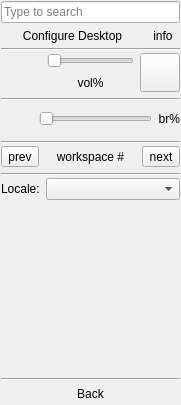
Old version of the form src-qt5/core/lumina-desktop/panel-plugins/systemstart/StartMenu.ui in the repository lumina-desktop/lumina.
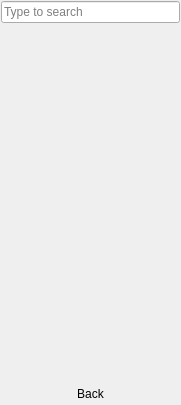
New version of the form.

Commit message: Add the ability to search for apps/utilities directly within the start menu.

Patch:
```diff
--- a/src-qt5/core/lumina-desktop/panel-plugins/systemstart/StartMenu.ui
+++ b/src-qt5/core/lumina-desktop/panel-plugins/systemstart/StartMenu.ui
@@ -42,7 +42,7 @@
    <item>
     <widget class="QStackedWidget" name="stackedWidget">
      <property name="currentIndex">
-      <number>2</number>
+      <number>4</number>
      </property>
      <widget class="QWidget" name="page_main">
       <layout class="QVBoxLayout" name="verticalLayout_2">
@@ -1087,6 +1087,27 @@
        </item>
       </layout>
      </widget>
+     <widget class="QWidget" name="page_search">
+      <layout class="QVBoxLayout" name="verticalLayout_12">
+       <item>
+        <widget class="QScrollArea" name="scroll_search">
+         <property name="widgetResizable">
+          <bool>true</bool>
+         </property>
+         <widget class="QWidget" name="scrollAreaWidgetContents_3">
+          <property name="geometry">
+           <rect>
+            <x>0</x>
+            <y>0</y>
+            <width>161</width>
+            <height>332</height>
+           </rect>
+          </property>
+         </widget>
+        </widget>
+       </item>
+      </layout>
+     </widget>
     </widget>
    </item>
    <item>
```
Left out of the diff: 4 changed lines with no effect on the pictures. The commit also changes 4 other files.
